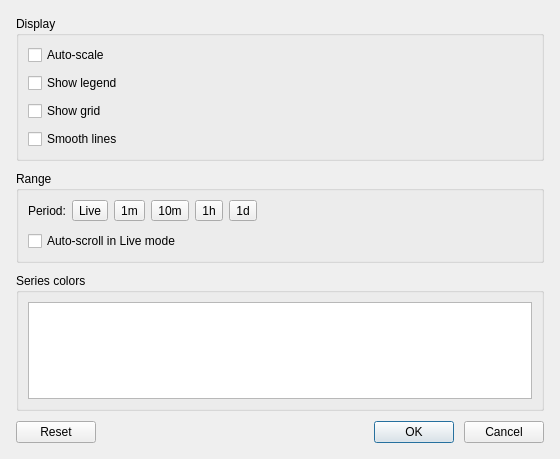
Above: src/ui/dialogs/trendsettingsdialog.ui from sanny32/OpenUaExplorer before the change. Below: the same form after it.
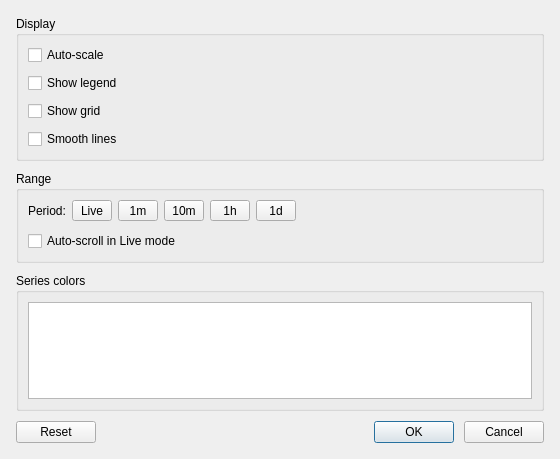
That is the form after the change. Custom widgets are drawn as their Qt base class.

The edit to the form file:
```diff
--- a/src/ui/dialogs/trendsettingsdialog.ui
+++ b/src/ui/dialogs/trendsettingsdialog.ui
@@ -92,6 +92,12 @@
         </item>
         <item>
          <widget class="ThemedToolButton" name="liveButton">
+          <property name="minimumSize">
+           <size>
+            <width>40</width>
+            <height>0</height>
+           </size>
+          </property>
           <property name="text">
            <string>Live</string>
           </property>
@@ -102,6 +108,12 @@
         </item>
         <item>
          <widget class="ThemedToolButton" name="oneMinuteButton">
+          <property name="minimumSize">
+           <size>
+            <width>40</width>
+            <height>0</height>
+           </size>
+          </property>
           <property name="text">
            <string>1m</string>
           </property>
@@ -112,6 +124,12 @@
         </item>
         <item>
          <widget class="ThemedToolButton" name="tenMinutesButton">
+          <property name="minimumSize">
+           <size>
+            <width>40</width>
+            <height>0</height>
+           </size>
+          </property>
           <property name="text">
            <string>10m</string>
           </property>
@@ -122,6 +140,12 @@
         </item>
         <item>
          <widget class="ThemedToolButton" name="oneHourButton">
+          <property name="minimumSize">
+           <size>
+            <width>40</width>
+            <height>0</height>
+           </size>
+          </property>
           <property name="text">
            <string>1h</string>
           </property>
@@ -132,6 +156,12 @@
         </item>
         <item>
          <widget class="ThemedToolButton" name="oneDayButton">
+          <property name="minimumSize">
+           <size>
+            <width>40</width>
+            <height>0</height>
+           </size>
+          </property>
           <property name="text">
            <string>1d</string>
           </property>
```
